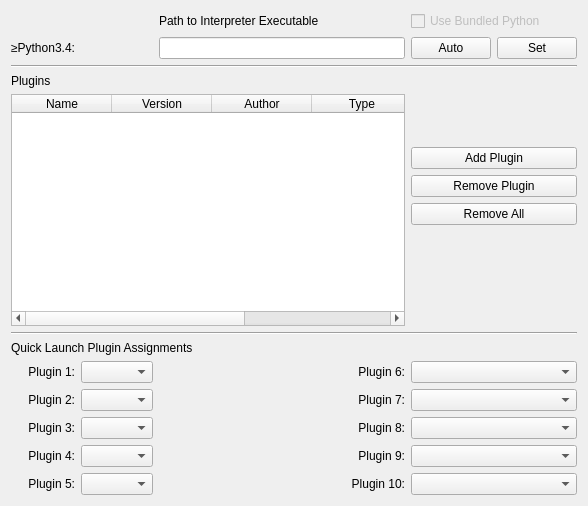
First picture: the form in src/Form_Files/PPluginWidget.ui, repository Sigil-Ebook/Sigil, before the edit.
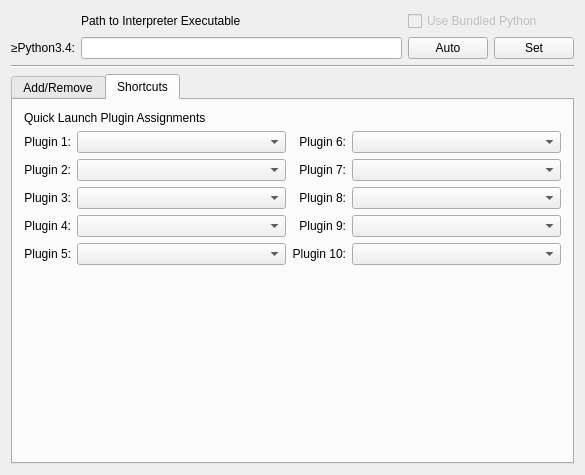
Second picture: the form after the edit. The open tabs and pages were chosen to show the change.

Commit message: Tabify Plugin Prefs

```diff
--- a/src/Form_Files/PPluginWidget.ui
+++ b/src/Form_Files/PPluginWidget.ui
@@ -6,8 +6,8 @@
    <rect>
     <x>0</x>
     <y>0</y>
-    <width>588</width>
-    <height>506</height>
+    <width>585</width>
+    <height>475</height>
    </rect>
   </property>
   <property name="windowTitle">
@@ -15,8 +15,103 @@
   </property>
   <layout class="QVBoxLayout" name="verticalLayout">
    <item>
-    <layout class="QGridLayout" name="gridLayout">
-     <item row="6" column="0" rowspan="6" colspan="3">
+    <layout class="QGridLayout" name="gridLayout_3" columnstretch="0,1,0">
+     <item row="0" column="1">
+      <widget class="QLabel" name="lblPath">
+       <property name="maximumSize">
+        <size>
+         <width>417</width>
+         <height>16777215</height>
+        </size>
+       </property>
+       <property name="text">
+        <string>Path to Interpreter Executable</string>
+       </property>
+      </widget>
+     </item>
+     <item row="0" column="2">
+      <widget class="QCheckBox" name="chkUseBundled">
+       <property name="enabled">
+        <bool>false</bool>
+       </property>
+       <property name="toolTip">
+        <string>Should the bundled Python interpreter be used if present?</string>
+       </property>
+       <property name="text">
+        <string>Use Bundled Python</string>
+       </property>
+      </widget>
+     </item>
+     <item row="1" column="0">
+      <widget class="QLabel" name="enginePy3">
+       <property name="sizePolicy">
+        <sizepolicy hsizetype="Maximum" vsizetype="Maximum">
+         <horstretch>0</horstretch>
+         <verstretch>0</verstretch>
+        </sizepolicy>
+       </property>
+       <property name="text">
+        <string>≥Python3.4:</string>
+       </property>
+       <property name="alignment">
+        <set>Qt::AlignRight|Qt::AlignTrailing|Qt::AlignVCenter</set>
+       </property>
+      </widget>
+     </item>
+     <item row="1" column="1">
+      <widget class="QLineEdit" name="editPathPy3">
+       <property name="text">
+        <string/>
+       </property>
+      </widget>
+     </item>
+     <item row="1" column="2">
+      <layout class="QHBoxLayout" name="horizontalLayout1">
+       <item>
+        <widget class="QPushButton" name="Py3Auto">
+         <property name="text">
+          <string>Auto</string>
+         </property>
+        </widget>
+       </item>
+       <item>
+        <widget class="QPushButton" name="Py3Set">
+         <property name="text">
+          <string>Set</string>
+         </property>
+        </widget>
+       </item>
+      </layout>
+     </item>
+    </layout>
+   </item>
+   <item>
+    <widget class="Line" name="line_2">
+     <property name="orientation">
+      <enum>Qt::Horizontal</enum>
+     </property>
+    </widget>
+   </item>
+   <item>
+    <widget class="QTabWidget" name="pluginTabWidget">
+     <property name="currentIndex">
+      <number>0</number>
+     </property>
+     <widget class="QWidget" name="plugManageTab">
+      <attribute name="title">
+       <string>Add/Remove</string>
+      </attribute>
+      <layout class="QVBoxLayout" name="verticalLayout_2">
+       <item>
+        <layout class="QGridLayout" name="gridLayout_2" columnstretch="1,0">
+         <item row="0" column="0">
+          <widget class="QLabel" name="label">
+           <property name="text">
+            <string>Plugins</string>
+           </property>
+          </widget>
+         </item>
+         <item row="1" column="0" rowspan="5">
       <widget class="QTableWidget" name="pluginTable">
        <property name="sizePolicy">
         <sizepolicy hsizetype="Expanding" vsizetype="Expanding">
@@ -84,58 +179,7 @@
        </column>
       </widget>
      </item>
-     <item row="2" column="0">
-      <widget class="QLabel" name="enginePy3">
-       <property name="sizePolicy">
-        <sizepolicy hsizetype="Maximum" vsizetype="Maximum">
-         <horstretch>0</horstretch>
-         <verstretch>0</verstretch>
-        </sizepolicy>
-       </property>
-       <property name="text">
-        <string>≥Python3.4:</string>
-       </property>
-       <property name="alignment">
-        <set>Qt::AlignRight|Qt::AlignTrailing|Qt::AlignVCenter</set>
-       </property>
-      </widget>
-     </item>
-     <item row="3" column="0" colspan="4">
-      <widget class="Line" name="line_2">
-       <property name="orientation">
-        <enum>Qt::Horizontal</enum>
-       </property>
-      </widget>
-     </item>
-     <item row="2" column="3">
-      <layout class="QHBoxLayout" name="horizontalLayout1">
-       <item>
-        <widget class="QPushButton" name="Py3Auto">
-         <property name="text">
-          <string>Auto</string>
-         </property>
-        </widget>
-       </item>
-       <item>
-        <widget class="QPushButton" name="Py3Set">
-         <property name="text">
-          <string>Set</string>
-         </property>
-        </widget>
-       </item>
-      </layout>
-     </item>
-     <item row="2" column="2">
-      <widget class="QLineEdit" name="editPathPy3">
-       <property name="text">
-        <string/>
-       </property>
-      </widget>
-     </item>
-     <item row="1" column="3">
-      <layout class="QHBoxLayout" name="horizontalLayout"/>
-     </item>
-     <item row="6" column="3">
+         <item row="1" column="1">
       <spacer name="verticalSpacer">
        <property name="orientation">
         <enum>Qt::Vertical</enum>
@@ -148,35 +192,28 @@
        </property>
       </spacer>
      </item>
-     <item row="4" column="0">
-      <widget class="QLabel" name="label">
-       <property name="text">
-        <string>Plugins</string>
-       </property>
-      </widget>
-     </item>
-     <item row="7" column="3">
+         <item row="2" column="1">
       <widget class="QPushButton" name="addButton">
        <property name="text">
         <string>Add Plugin</string>
        </property>
       </widget>
      </item>
-     <item row="9" column="3">
-      <widget class="QPushButton" name="removeAllButton">
-       <property name="text">
-        <string>Remove All</string>
-       </property>
-      </widget>
-     </item>
-     <item row="8" column="3">
+         <item row="3" column="1">
       <widget class="QPushButton" name="removeButton">
        <property name="text">
         <string>Remove Plugin</string>
        </property>
       </widget>
      </item>
-     <item row="10" column="3">
+         <item row="4" column="1">
+          <widget class="QPushButton" name="removeAllButton">
+           <property name="text">
+            <string>Remove All</string>
+           </property>
+          </widget>
+         </item>
+         <item row="5" column="1">
       <spacer name="verticalSpacer_2">
        <property name="orientation">
         <enum>Qt::Vertical</enum>
@@ -189,40 +226,18 @@
        </property>
       </spacer>
      </item>
-     <item row="0" column="2">
-      <widget class="QLabel" name="lblPath">
-       <property name="maximumSize">
-        <size>
-         <width>417</width>
-         <height>16777215</height>
-        </size>
-       </property>
-       <property name="text">
-        <string>Path to Interpreter Executable</string>
-       </property>
-      </widget>
-     </item>
-     <item row="0" column="3">
-      <widget class="QCheckBox" name="chkUseBundled">
-       <property name="enabled">
-        <bool>false</bool>
-       </property>
-       <property name="toolTip">
-        <string>Should the bundled Python interpreter be used if present?</string>
-       </property>
-       <property name="text">
-        <string>Use Bundled Python</string>
-       </property>
-      </widget>
-     </item>
-     <item row="12" column="0" colspan="4">
-      <widget class="Line" name="line_3">
-       <property name="orientation">
-        <enum>Qt::Horizontal</enum>
-       </property>
-      </widget>
-     </item>
-     <item row="13" column="0" colspan="3">
+        </layout>
+       </item>
+      </layout>
+     </widget>
+     <widget class="QWidget" name="plugShorcutsTab">
+      <attribute name="title">
+       <string>Shortcuts</string>
+      </attribute>
+      <layout class="QVBoxLayout" name="verticalLayout_3">
+       <item>
+        <layout class="QGridLayout" name="gridLayout" columnstretch="0,1,0,1">
+         <item row="0" column="0" colspan="3">
       <widget class="QLabel" name="label_12">
        <property name="text">
         <string>Quick Launch Plugin Assignments</string>
@@ -232,7 +247,7 @@
        </property>
       </widget>
      </item>
-     <item row="14" column="0">
+         <item row="1" column="0">
       <widget class="QLabel" name="label_2">
        <property name="text">
         <string>Plugin 1:</string>
@@ -242,62 +257,10 @@
        </property>
       </widget>
      </item>
-     <item row="15" column="0">
-      <widget class="QLabel" name="label_3">
-       <property name="text">
-        <string>Plugin 2:</string>
-       </property>
-       <property name="alignment">
-        <set>Qt::AlignRight|Qt::AlignTrailing|Qt::AlignVCenter</set>
-       </property>
-      </widget>
-     </item>
-     <item row="16" column="0">
-      <widget class="QLabel" name="label_4">
-       <property name="text">
-        <string>Plugin 3:</string>
-       </property>
-       <property name="alignment">
-        <set>Qt::AlignRight|Qt::AlignTrailing|Qt::AlignVCenter</set>
-       </property>
-      </widget>
-     </item>
-     <item row="17" column="0">
-      <widget class="QLabel" name="label_5">
-       <property name="text">
-        <string>Plugin 4:</string>
-       </property>
-       <property name="alignment">
-        <set>Qt::AlignRight|Qt::AlignTrailing|Qt::AlignVCenter</set>
-       </property>
-      </widget>
-     </item>
-     <item row="18" column="0">
-      <widget class="QLabel" name="label_6">
-       <property name="text">
-        <string>Plugin 5:</string>
-       </property>
-       <property name="alignment">
-        <set>Qt::AlignRight|Qt::AlignTrailing|Qt::AlignVCenter</set>
-       </property>
-      </widget>
-     </item>
-     <item row="14" column="1">
+         <item row="1" column="1">
       <widget class="QComboBox" name="comboBox"/>
      </item>
-     <item row="15" column="1">
-      <widget class="QComboBox" name="comboBox_2"/>
-     </item>
-     <item row="16" column="1">
-      <widget class="QComboBox" name="comboBox_3"/>
-     </item>
-     <item row="17" column="1">
-      <widget class="QComboBox" name="comboBox_4"/>
-     </item>
-     <item row="18" column="1">
-      <widget class="QComboBox" name="comboBox_5"/>
-     </item>
-     <item row="14" column="2">
+         <item row="1" column="2">
       <widget class="QLabel" name="label_7">
        <property name="text">
         <string>Plugin 6:</string>
@@ -307,7 +270,23 @@
        </property>
       </widget>
      </item>
-     <item row="15" column="2">
+         <item row="1" column="3">
+          <widget class="QComboBox" name="comboBox_6"/>
+         </item>
+         <item row="2" column="0">
+          <widget class="QLabel" name="label_3">
+           <property name="text">
+            <string>Plugin 2:</string>
+           </property>
+           <property name="alignment">
+            <set>Qt::AlignRight|Qt::AlignTrailing|Qt::AlignVCenter</set>
+           </property>
+          </widget>
+         </item>
+         <item row="2" column="1">
+          <widget class="QComboBox" name="comboBox_2"/>
+         </item>
+         <item row="2" column="2">
       <widget class="QLabel" name="label_8">
        <property name="text">
         <string>Plugin 7:</string>
@@ -317,7 +296,23 @@
        </property>
       </widget>
      </item>
-     <item row="16" column="2">
+         <item row="2" column="3">
+          <widget class="QComboBox" name="comboBox_7"/>
+         </item>
+         <item row="3" column="0">
+          <widget class="QLabel" name="label_4">
+           <property name="text">
+            <string>Plugin 3:</string>
+           </property>
+           <property name="alignment">
+            <set>Qt::AlignRight|Qt::AlignTrailing|Qt::AlignVCenter</set>
+           </property>
+          </widget>
+         </item>
+         <item row="3" column="1">
+          <widget class="QComboBox" name="comboBox_3"/>
+         </item>
+         <item row="3" column="2">
       <widget class="QLabel" name="label_9">
        <property name="text">
         <string>Plugin 8:</string>
@@ -327,7 +322,23 @@
        </property>
       </widget>
      </item>
-     <item row="17" column="2">
+         <item row="3" column="3">
+          <widget class="QComboBox" name="comboBox_8"/>
+         </item>
+         <item row="4" column="0">
+          <widget class="QLabel" name="label_5">
+           <property name="text">
+            <string>Plugin 4:</string>
+           </property>
+           <property name="alignment">
+            <set>Qt::AlignRight|Qt::AlignTrailing|Qt::AlignVCenter</set>
+           </property>
+          </widget>
+         </item>
+         <item row="4" column="1">
+          <widget class="QComboBox" name="comboBox_4"/>
+         </item>
+         <item row="4" column="2">
       <widget class="QLabel" name="label_10">
        <property name="text">
         <string>Plugin 9:</string>
@@ -337,7 +348,23 @@
        </property>
       </widget>
      </item>
-     <item row="18" column="2">
+         <item row="4" column="3">
+          <widget class="QComboBox" name="comboBox_9"/>
+         </item>
+         <item row="5" column="0">
+          <widget class="QLabel" name="label_6">
+           <property name="text">
+            <string>Plugin 5:</string>
+           </property>
+           <property name="alignment">
+            <set>Qt::AlignRight|Qt::AlignTrailing|Qt::AlignVCenter</set>
+           </property>
+          </widget>
+         </item>
+         <item row="5" column="1">
+          <widget class="QComboBox" name="comboBox_5"/>
+         </item>
+         <item row="5" column="2">
       <widget class="QLabel" name="label_11">
        <property name="text">
         <string>Plugin 10:</string>
@@ -347,22 +374,27 @@
        </property>
       </widget>
      </item>
-     <item row="14" column="3">
-      <widget class="QComboBox" name="comboBox_6"/>
-     </item>
-     <item row="15" column="3">
-      <widget class="QComboBox" name="comboBox_7"/>
-     </item>
-     <item row="16" column="3">
-      <widget class="QComboBox" name="comboBox_8"/>
-     </item>
-     <item row="17" column="3">
-      <widget class="QComboBox" name="comboBox_9"/>
-     </item>
-     <item row="18" column="3">
+         <item row="5" column="3">
       <widget class="QComboBox" name="comboBox_10"/>
      </item>
     </layout>
+       </item>
+       <item>
+        <spacer name="verticalSpacer_3">
+         <property name="orientation">
+          <enum>Qt::Vertical</enum>
+         </property>
+         <property name="sizeHint" stdset="0">
+          <size>
+           <width>20</width>
+           <height>132</height>
+          </size>
+         </property>
+        </spacer>
+       </item>
+      </layout>
+     </widget>
+    </widget>
    </item>
   </layout>
  </widget>
```
Lines whose indentation alone changed are shown as unchanged. The commit also changes 2 other files.
